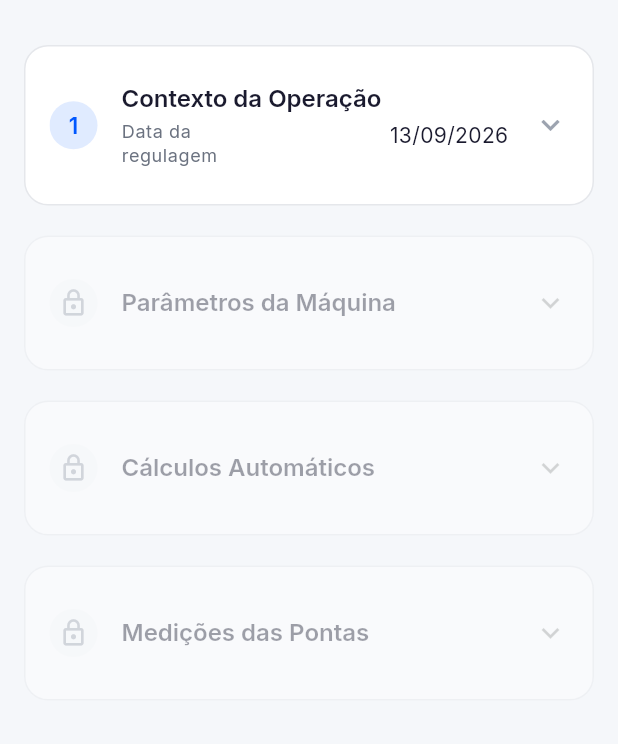
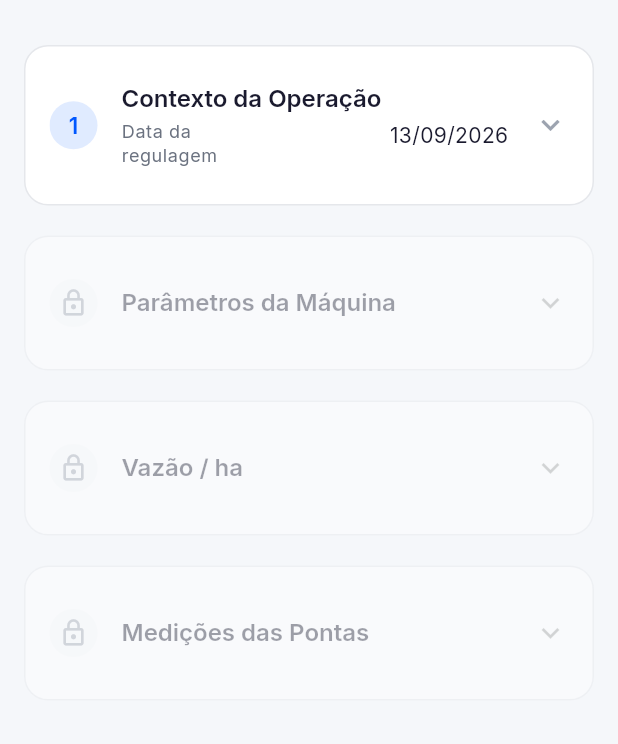
Before and after one commit to AfonsoRaudinei/Pulveriza-o-certa, a Flutter app: the RegulagemScreen screen opened by its route, after a tap on an icon or button, on a phone screen of 412 x 824 dp, the part 63-807 px from its top. Run offline on Flutter 3.47's test engine with Material 3 defaults, Android fonts, the phone set to English and light mode, and no system bars; our stand-ins replace file_picker, flutter_slidable, pdf, printing, share_plus, shared_preferences; accounts and stored records are empty.

Commit message:
fix(regulagem): corrige card Vazão / ha e remove tela cinza
Renomeia a etapa 3 para Vazão / ha e evita que o ExpansionTile estique o TextField com altura livre ao expandir.

Co-authored-by: Cursor <cursoragent@cursor.com>

```diff
--- a/lib/screens/regulagem/regulagem_screen.dart
+++ b/lib/screens/regulagem/regulagem_screen.dart
@@ -499,38 +499,17 @@ class _RegulagemScreenState extends State<RegulagemScreen> {
           ),
           ProgressiveCard(
             index: 3,
-            title: 'Cálculos Automáticos',
+            title: 'Vazão / ha',
             locked: !_etapa2Completa,
             complete: _litroMinIdeal > 0,
             showCompletedMarker: false,
             summary: _resumoCalculos(),
-            child: Column(
-              children: [
-                _ReadonlyResult(
-                  label: 'Lt/min Ideal',
-                  value: '${_litroMinIdeal.toStringAsFixed(3)} L/min',
-                ),
-                const SizedBox(height: AppSpacing.md),
-                _FieldRow(
-                  stacked: true,
-                  left: _LabeledField(
-                    controller: _limiteEntupido,
-                    label: 'Limite entupido (%)',
-                    helper: 'Abaixo disso o bico fica Entupido. Salva sozinho.',
-                    readonly: readonly,
-                    onChanged: _onLimiteChanged,
-                    decimal: true,
-                  ),
-                  right: _LabeledField(
-                    controller: _limiteDesgaste,
-                    label: 'Limite desgaste (%)',
-                    helper: 'Acima disso o bico fica Desgaste. Salva sozinho.',
-                    readonly: readonly,
-                    onChanged: _onLimiteChanged,
-                    decimal: true,
-                  ),
-                ),
-              ],
+            child: _VazaoHaStep(
+              litroMinIdeal: _litroMinIdeal,
+              limiteEntupido: _limiteEntupido,
+              limiteDesgaste: _limiteDesgaste,
+              readonly: readonly,
+              onLimiteChanged: _onLimiteChanged,
             ),
           ),
           ProgressiveCard(
@@ -672,6 +651,54 @@ class _ContextStep extends StatelessWidget {
             onChanged: onEconomiaChanged,
             decimal: true,
           ),
+        ),
+      ],
+    );
+  }
+}
+
+class _VazaoHaStep extends StatelessWidget {
+  const _VazaoHaStep({
+    required this.litroMinIdeal,
+    required this.limiteEntupido,
+    required this.limiteDesgaste,
+    required this.readonly,
+    required this.onLimiteChanged,
+  });
+
+  final double litroMinIdeal;
+  final TextEditingController limiteEntupido;
+  final TextEditingController limiteDesgaste;
+  final bool readonly;
+  final VoidCallback onLimiteChanged;
+
+  @override
+  Widget build(BuildContext context) {
+    return Column(
+      mainAxisSize: MainAxisSize.min,
+      crossAxisAlignment: CrossAxisAlignment.stretch,
+      children: [
+        _ReadonlyResult(
+          label: 'Lt/min Ideal',
+          value: '${litroMinIdeal.toStringAsFixed(3)} L/min',
+        ),
+        const SizedBox(height: AppSpacing.md),
+        _LabeledField(
+          controller: limiteEntupido,
+          label: 'Limite entupido (%)',
+          helper: 'Abaixo disso o bico fica Entupido. Salva sozinho.',
+          readonly: readonly,
+          onChanged: onLimiteChanged,
+          decimal: true,
+        ),
+        const SizedBox(height: AppSpacing.md),
+        _LabeledField(
+          controller: limiteDesgaste,
+          label: 'Limite desgaste (%)',
+          helper: 'Acima disso o bico fica Desgaste. Salva sozinho.',
+          readonly: readonly,
+          onChanged: onLimiteChanged,
+          decimal: true,
         ),
       ],
     );
@@ -827,6 +854,7 @@ class _LabeledField extends StatelessWidget {
     }
 
     return Column(
+      mainAxisSize: MainAxisSize.min,
       crossAxisAlignment: CrossAxisAlignment.start,
       children: [
         Text(label, style: Theme.of(context).textTheme.bodySmall),
--- a/lib/widgets/progressive_step_card.dart
+++ b/lib/widgets/progressive_step_card.dart
@@ -148,6 +148,8 @@ class _ExpandableBody extends StatelessWidget {
         initiallyExpanded: initiallyExpanded,
         maintainState: true,
         enabled: !locked,
+        backgroundColor: Colors.transparent,
+        collapsedBackgroundColor: Colors.transparent,
         tilePadding: EdgeInsets.zero,
         childrenPadding: const EdgeInsets.only(top: AppSpacing.lg),
         shape: const Border(),
@@ -168,7 +170,13 @@ class _ExpandableBody extends StatelessWidget {
                     description!,
                     style: Theme.of(context).textTheme.bodySmall,
                   )),
-        children: [child],
+        children: [
+          Column(
+            mainAxisSize: MainAxisSize.min,
+            crossAxisAlignment: CrossAxisAlignment.stretch,
+            children: [child],
+          ),
+        ],
       ),
     );
   }
```
Also changed, not shown: 2 other files.
